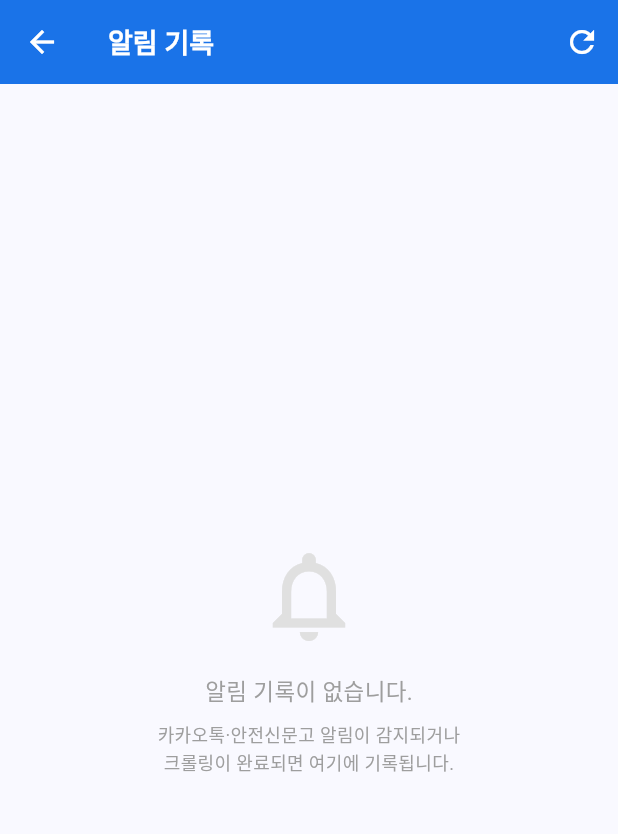
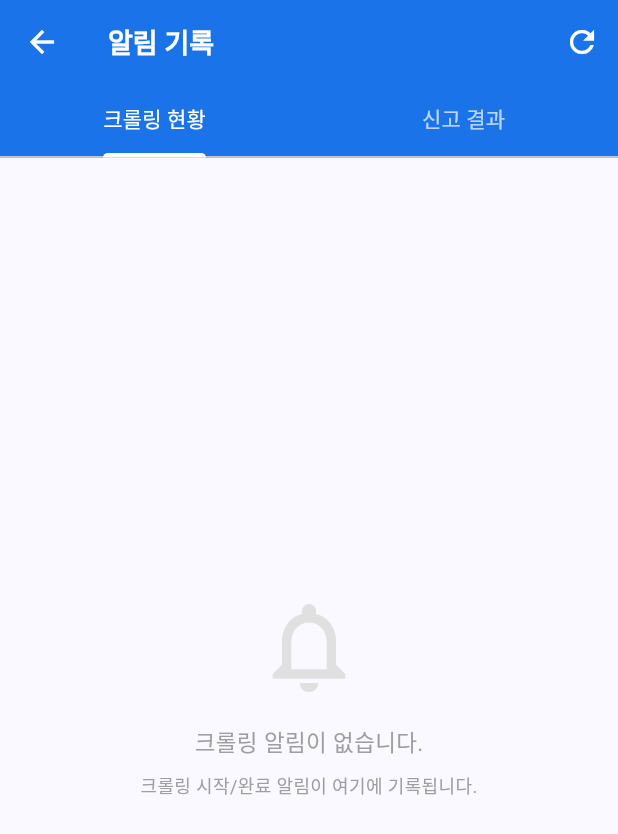
Before and after one commit to Fentanest/safetyreport, a Flutter app: the NotificationsScreen screen opened directly, on a phone screen of 412 x 824 dp. Shown: the top 834 px of the screen. Run offline on Flutter 3.47's test engine with Material 3 defaults, Android fonts, the phone set to English and light mode, and no system bars; our stand-ins replace fl_chart, font_awesome_flutter, permission_handler, shared_preferences; accounts and stored records are empty; network calls fail.

Commit message:
알림 탭 분리(크롤링 현황/신고 결과) 및 신고 상세 extraData 누락 수정
- notifications_screen: 크롤링 현황/신고 결과 탭 2개로 분리
  - extraData 있는 항목 → 신고 결과 탭 (아이콘 주황)
  - extraData 없는 항목 → 크롤링 현황 탭 (아이콘 파랑)
  - 각 탭 안읽음 뱃지 표시
- main.dart: _checkPendingChanges()에서 addFromServerResults() 호출
  → WsService로 받은 변경건도 extraData 포함해 history에 저장
- notification_history_provider: 동일 신고번호 중복 추가 방지

Co-Authored-By: Claude Sonnet 4.6 <noreply@anthropic.com>

```diff
--- a/mobile/lib/main.dart
+++ b/mobile/lib/main.dart
@@ -172,6 +172,10 @@ class _MainNavigationScreenState extends State<MainNavigationScreen>
     }
     if (changes.isEmpty) return;
     if (!mounted) return;
+
+    // 알림 히스토리에 extraData 포함해서 저장 (신고 결과 탭에서 상세 조회 가능하도록)
+    await context.read<NotificationHistoryProvider>()
+        .addFromServerResults(changes.cast<Map<String, dynamic>>());
 
     // 알림 탭으로 이동
     setState(() => _selectedIndex = 3);
--- a/mobile/lib/screens/notifications_screen.dart
+++ b/mobile/lib/screens/notifications_screen.dart
@@ -51,7 +51,6 @@ class _NotificationsScreenState extends State<NotificationsScreen>
     return ApiService(baseUrl: p.baseUrl, apiKey: p.apiKey);
   }
 
-  /// 서버에서 크롤링 완료 결과 가져와 알림 히스토리에 추가
   Future<void> _fetchServerResults() async {
     final api = _getApi();
     if (api == null) return;
@@ -64,7 +63,6 @@ class _NotificationsScreenState extends State<NotificationsScreen>
           await context.read<NotificationHistoryProvider>()
               .addFromServerResults(results);
         }
-        // Android 시스템 푸시 알림 표시 (WsService가 놓친 경우 보완)
         _showPushNotif(changedCount);
       }
     } catch (_) {}
@@ -107,14 +105,12 @@ class _NotificationsScreenState extends State<NotificationsScreen>
   void _showDetail(BuildContext context, NotificationItem item) {
     context.read<NotificationHistoryProvider>().markRead(item.id);
 
-    // extraData가 있으면 ReportDetailSheet (전체 신고 정보 + 안전신문고 앱 열기)
     if (item.extraData != null && item.extraData!.isNotEmpty) {
       final report = Report.fromJson(item.extraData!);
       showReportDetailSheet(context, report);
       return;
     }
 
-    // 일반 알림 (crawl_started/finished 등) — 기존 간단 뷰
     showModalBottomSheet(
       context: context,
       isScrollControlled: true,
@@ -176,20 +172,27 @@ class _NotificationsScreenState extends State<NotificationsScreen>
   @override
   Widget build(BuildContext context) {
     final provider = context.watch<NotificationHistoryProvider>();
-    final items = provider.items;
+    final allItems = provider.items;
 
-    return Scaffold(
+    final crawlItems = allItems.where((i) => i.extraData == null).toList();
+    final reportItems = allItems.where((i) => i.extraData != null).toList();
+    final crawlUnread = crawlItems.where((i) => !i.isRead).length;
+    final reportUnread = reportItems.where((i) => !i.isRead).length;
+
+    return DefaultTabController(
+      length: 2,
+      child: Scaffold(
         appBar: AppBar(
           title: const Text('알림 기록'),
           actions: [
-          if (items.isNotEmpty && provider.unreadCount > 0)
+            if (allItems.isNotEmpty && provider.unreadCount > 0)
               TextButton.icon(
                 icon: const Icon(Icons.done_all, size: 18),
                 label: const Text('모두 읽음'),
                 style: TextButton.styleFrom(foregroundColor: Colors.white),
                 onPressed: provider.markAllRead,
               ),
-          if (items.isNotEmpty)
+            if (allItems.isNotEmpty)
               IconButton(
                 icon: const Icon(Icons.delete_sweep_outlined),
                 tooltip: '모두 비우기',
@@ -210,27 +213,96 @@ class _NotificationsScreenState extends State<NotificationsScreen>
               },
             ),
           ],
+          bottom: TabBar(
+            labelColor: Colors.white,
+            unselectedLabelColor: Colors.white70,
+            indicatorColor: Colors.white,
+            indicatorWeight: 3,
+            tabs: [
+              Tab(
+                child: Row(
+                  mainAxisSize: MainAxisSize.min,
+                  children: [
+                    const Text('크롤링 현황'),
+                    if (crawlUnread > 0) ...[
+                      const SizedBox(width: 6),
+                      _unreadBadge(crawlUnread),
+                    ],
+                  ],
                 ),
-      body: items.isEmpty
-          ? Center(
+              ),
+              Tab(
+                child: Row(
+                  mainAxisSize: MainAxisSize.min,
+                  children: [
+                    const Text('신고 결과'),
+                    if (reportUnread > 0) ...[
+                      const SizedBox(width: 6),
+                      _unreadBadge(reportUnread),
+                    ],
+                  ],
+                ),
+              ),
+            ],
+          ),
+        ),
+        body: TabBarView(
+          children: [
+            _buildList(
+              items: crawlItems,
+              emptyMessage: '크롤링 알림이 없습니다.',
+              emptySubMessage: '크롤링 시작/완료 알림이 여기에 기록됩니다.',
+            ),
+            _buildList(
+              items: reportItems,
+              emptyMessage: '신고 결과가 없습니다.',
+              emptySubMessage: '크롤링 후 변경된 신고건이 여기에 기록됩니다.\n각 항목을 눌러 상세 정보를 확인하세요.',
+            ),
+          ],
+        ),
+      ),
+    );
+  }
+
+  Widget _unreadBadge(int count) => Container(
+        padding: const EdgeInsets.symmetric(horizontal: 6, vertical: 1),
+        decoration: BoxDecoration(
+          color: Colors.red,
+          borderRadius: BorderRadius.circular(10),
+        ),
+        child: Text('$count',
+            style: const TextStyle(
+                fontSize: 11, color: Colors.white, fontWeight: FontWeight.bold)),
+      );
+
+  Widget _buildList({
+    required List<NotificationItem> items,
+    required String emptyMessage,
+    required String emptySubMessage,
+  }) {
+    if (items.isEmpty) {
+      return Center(
         child: Column(
           mainAxisSize: MainAxisSize.min,
           children: [
             Icon(Icons.notifications_none,
                 size: 72, color: Colors.grey.shade300),
             const SizedBox(height: 16),
-                  const Text('알림 기록이 없습니다.',
-                      style: TextStyle(color: Colors.grey, fontSize: 15)),
+            Text(emptyMessage,
+                style: const TextStyle(color: Colors.grey, fontSize: 15)),
             const SizedBox(height: 8),
-                  const Text(
-                    '카카오톡·안전신문고 알림이 감지되거나\n크롤링이 완료되면 여기에 기록됩니다.',
+            Text(
+              emptySubMessage,
               textAlign: TextAlign.center,
-                    style: TextStyle(color: Colors.grey, fontSize: 12, height: 1.5),
+              style:
+                  const TextStyle(color: Colors.grey, fontSize: 12, height: 1.5),
             ),
           ],
         ),
-            )
-          : ListView.separated(
+      );
+    }
+
+    return ListView.separated(
       padding: const EdgeInsets.symmetric(vertical: 8),
       itemCount: items.length,
       separatorBuilder: (_, __) => const Divider(height: 1, indent: 16),
@@ -241,7 +313,6 @@ class _NotificationsScreenState extends State<NotificationsScreen>
           onTap: () => _showDetail(context, item),
         );
       },
-            ),
     );
   }
 }
@@ -255,6 +326,7 @@ class _NotifTile extends StatelessWidget {
   @override
   Widget build(BuildContext context) {
     final unread = !item.isRead;
+    final hasDetail = item.extraData != null && item.extraData!.isNotEmpty;
     return InkWell(
       onTap: onTap,
       child: Padding(
@@ -277,11 +349,20 @@ class _NotifTile extends StatelessWidget {
               width: 40,
               height: 40,
               decoration: BoxDecoration(
-                color: Colors.blue.shade50,
+                color: hasDetail
+                    ? Colors.orange.shade50
+                    : Colors.blue.shade50,
                 borderRadius: BorderRadius.circular(10),
               ),
-              child: Icon(Icons.notifications_active,
-                  color: Colors.blue.shade700, size: 20),
+              child: Icon(
+                hasDetail
+                    ? Icons.assignment_outlined
+                    : Icons.notifications_active,
+                color: hasDetail
+                    ? Colors.orange.shade700
+                    : Colors.blue.shade700,
+                size: 20,
+              ),
             ),
             const SizedBox(width: 12),
             Expanded(
```
Also changed, not shown: mobile/lib/providers/notification_history_provider.dart (+8 -0 lines). Lines whose indentation alone changed are shown as unchanged.
